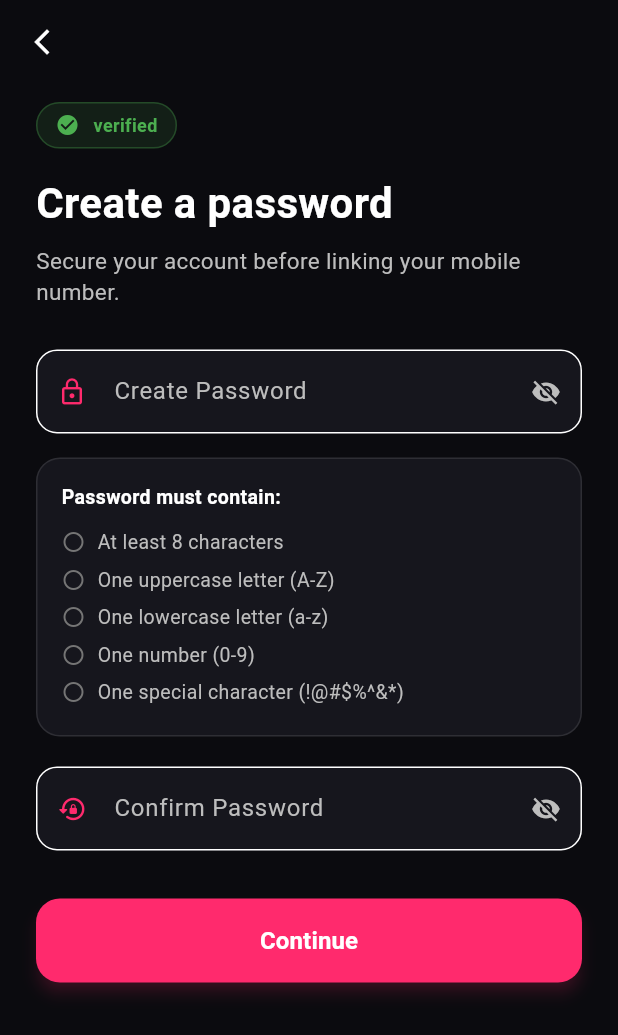
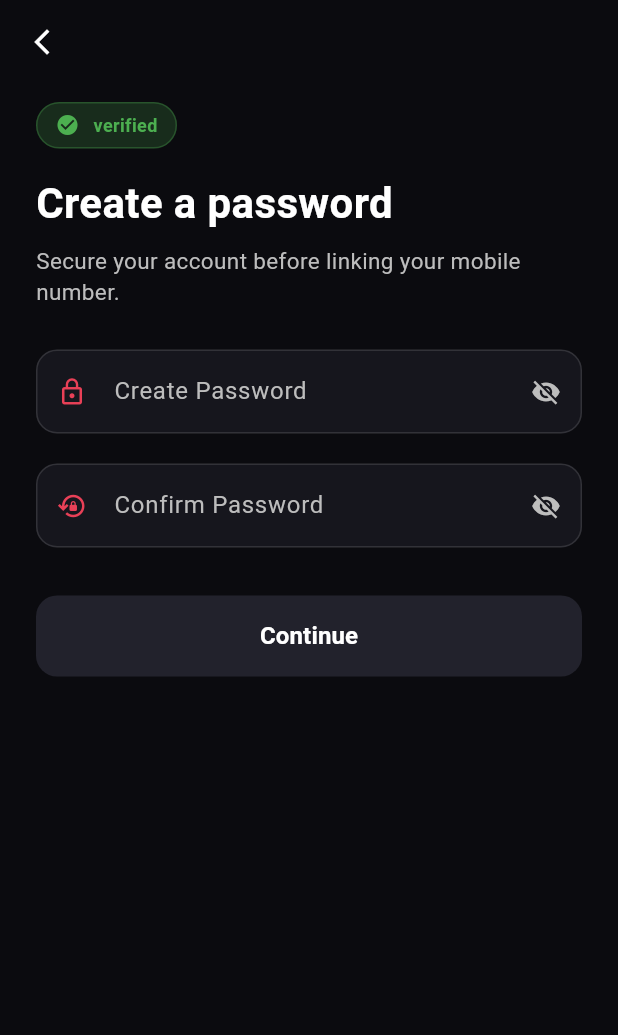
Before and after one commit to ManiOklut13/Dating_App, a Flutter app: the CreatePasswordScreen screen opened by its route, on a phone screen of 412 x 824 dp. Shown: the top 1035 px of the screen. Run offline on Flutter 3.47's test engine with Material 3 defaults, Android fonts, the phone set to English and light mode, and no system bars; our stand-ins replace camera, flutter_map, flutter_riverpod, image_picker, latlong2.

Commit message:
feat(auth): Add focus-aware animated rules checklist in CreatePasswordScreen

```diff
--- a/mobile-flutter/lib/screens/auth/create_password_screen.dart
+++ b/mobile-flutter/lib/screens/auth/create_password_screen.dart
@@ -1,9 +1,8 @@
 import 'package:flutter/material.dart';
-import '../../services/theme_service.dart';
 import 'phone_entry_page.dart';
 
 class CreatePasswordScreen extends StatefulWidget {
-  final String verifiedEmail; // Passed from the Email Verification screen
+  final String verifiedEmail;
 
   const CreatePasswordScreen({
     super.key,
@@ -17,12 +16,13 @@ class CreatePasswordScreen extends StatefulWidget {
 class _CreatePasswordScreenState extends State<CreatePasswordScreen> {
   final _formKey = GlobalKey<FormState>();
   final TextEditingController _passwordController = TextEditingController();
-  final TextEditingController _confirmPasswordController =
-      TextEditingController();
+  final TextEditingController _confirmPasswordController = TextEditingController();
+  final FocusNode _passwordFocusNode = FocusNode();
 
   bool _obscurePassword = true;
   bool _obscureConfirmPassword = true;
   bool _isLoading = false;
+  bool _isPasswordFocused = false;
 
   // Password rule states
   bool _hasMinLength = false;
@@ -35,6 +35,13 @@ class _CreatePasswordScreenState extends State<CreatePasswordScreen> {
   void initState() {
     super.initState();
     _passwordController.addListener(_validatePasswordRules);
+    _passwordFocusNode.addListener(_handleFocusChange);
+  }
+
+  void _handleFocusChange() {
+    setState(() {
+      _isPasswordFocused = _passwordFocusNode.hasFocus;
+    });
   }
 
   void _validatePasswordRules() {
@@ -44,10 +51,13 @@ class _CreatePasswordScreenState extends State<CreatePasswordScreen> {
       _hasUppercase = password.contains(RegExp(r'[A-Z]'));
       _hasLowercase = password.contains(RegExp(r'[a-z]'));
       _hasNumber = password.contains(RegExp(r'[0-9]'));
-      _hasSpecialChar =
-          password.contains(RegExp(r'[!@#\$%^&*(),.?":{}|<>_\-\\/\[\];~`+=]'));
+      _hasSpecialChar = password.contains(RegExp(r'[!@#\$%^&*(),.?":{}|<>_\-\\/\[\];~`+=]'));
     });
   }
+
+  // Visible ONLY when user taps into Create Password or has started typing
+  bool get _shouldShowRulesBox =>
+      _isPasswordFocused || _passwordController.text.isNotEmpty;
 
   bool get _isPasswordStrong =>
       _hasMinLength &&
@@ -60,8 +70,7 @@ class _CreatePasswordScreenState extends State<CreatePasswordScreen> {
     if (!_isPasswordStrong) {
       ScaffoldMessenger.of(context).showSnackBar(
         const SnackBar(
-          content:
-              Text('Please meet all password requirements before continuing.'),
+          content: Text('Please meet all password requirements before continuing.'),
           backgroundColor: Colors.redAccent,
         ),
       );
@@ -72,19 +81,14 @@ class _CreatePasswordScreenState extends State<CreatePasswordScreen> {
       setState(() => _isLoading = true);
 
       try {
-        // Simulated network delay or API call to set password
         await Future.delayed(const Duration(milliseconds: 800));
-
         if (!mounted) return;
 
-        // Navigate to Enter Mobile Number Screen
         if (Navigator.canPop(context)) {
           Navigator.pushNamed(
             context,
             '/enter-mobile-number',
-            arguments: {
-              'email': widget.verifiedEmail,
-            },
+            arguments: {'email': widget.verifiedEmail},
           );
         } else {
           Navigator.push(
@@ -98,7 +102,7 @@ class _CreatePasswordScreenState extends State<CreatePasswordScreen> {
       } catch (e) {
         if (!mounted) return;
         ScaffoldMessenger.of(context).showSnackBar(
-          SnackBar(content: Text('Failed to save password: $e')),
+          SnackBar(content: Text('Error: $e')),
         );
       } finally {
         if (mounted) setState(() => _isLoading = false);
@@ -109,48 +113,23 @@ class _CreatePasswordScreenState extends State<CreatePasswordScreen> {
   @override
   void dispose() {
     _passwordController.removeListener(_validatePasswordRules);
+    _passwordFocusNode.removeListener(_handleFocusChange);
+    _passwordFocusNode.dispose();
     _passwordController.dispose();
     _confirmPasswordController.dispose();
     super.dispose();
   }
 
-  Widget _buildRuleItem(String text, bool met, bool isDark) {
-    return Padding(
-      padding: const EdgeInsets.symmetric(vertical: 3.0),
-      child: Row(
-        children: [
-          Icon(
-            met
-                ? Icons.check_circle_rounded
-                : Icons.radio_button_unchecked_rounded,
-            color: met ? Colors.greenAccent : (isDark ? Colors.grey[600] : Colors.grey[400]),
-            size: 16,
-          ),
-          const SizedBox(width: 8),
-          Text(
-            text,
-            style: TextStyle(
-              color: met
-                  ? (isDark ? Colors.greenAccent : Colors.green[800])
-                  : (isDark ? Colors.grey[400] : Colors.grey[600]),
-              fontSize: 13,
-              fontWeight: met ? FontWeight.w600 : FontWeight.normal,
-            ),
-          ),
-        ],
-      ),
-    );
-  }
-
   @override
   Widget build(BuildContext context) {
     final isDark = Theme.of(context).brightness == Brightness.dark;
-    const Color primaryColor = AppColors.flamePink;
+    const Color primaryColor = Color(0xFFE94057);
 
     final bgColor = isDark ? const Color(0xFF0B0B0F) : Colors.white;
     final cardColor = isDark ? const Color(0xFF16161D) : Colors.grey.shade50;
     final textColor = isDark ? Colors.white : Colors.black87;
     final subTextColor = isDark ? Colors.grey[400] : Colors.grey.shade600;
+    final borderColor = isDark ? Colors.white12 : Colors.grey.shade200;
 
     return Scaffold(
       backgroundColor: bgColor,
@@ -158,8 +137,7 @@ class _CreatePasswordScreenState extends State<CreatePasswordScreen> {
         backgroundColor: bgColor,
         elevation: 0,
         leading: IconButton(
-          icon: Icon(Icons.arrow_back_ios_new,
-              color: textColor, size: 20),
+          icon: Icon(Icons.arrow_back_ios_new, color: textColor, size: 20),
           onPressed: () => Navigator.pop(context),
         ),
       ),
@@ -171,20 +149,18 @@ class _CreatePasswordScreenState extends State<CreatePasswordScreen> {
             child: Column(
               crossAxisAlignment: CrossAxisAlignment.start,
               children: [
-                // Verified badge pill
+                // Verified email badge
                 Container(
-                  padding:
-                      const EdgeInsets.symmetric(horizontal: 12, vertical: 6),
+                  padding: const EdgeInsets.symmetric(horizontal: 12, vertical: 6),
                   decoration: BoxDecoration(
-                    color: Colors.green.withOpacity(0.12),
+                    color: Colors.green.withOpacity(isDark ? 0.2 : 0.1),
                     borderRadius: BorderRadius.circular(20),
                     border: Border.all(color: Colors.green.withOpacity(0.3)),
                   ),
                   child: Row(
                     mainAxisSize: MainAxisSize.min,
                     children: [
-                      const Icon(Icons.check_circle,
-                          color: Colors.green, size: 16),
+                      const Icon(Icons.check_circle, color: Colors.green, size: 16),
                       const SizedBox(width: 6),
                       Flexible(
                         child: Text(
@@ -223,6 +199,7 @@ class _CreatePasswordScreenState extends State<CreatePasswordScreen> {
                 // Create Password Field
                 TextFormField(
                   controller: _passwordController,
+                  focusNode: _passwordFocusNode,
                   obscureText: _obscurePassword,
                   textInputAction: TextInputAction.next,
                   style: TextStyle(color: textColor, fontSize: 16),
@@ -233,52 +210,44 @@ class _CreatePasswordScreenState extends State<CreatePasswordScreen> {
                     hintStyle: TextStyle(color: subTextColor?.withOpacity(0.6)),
                     filled: true,
                     fillColor: cardColor,
-                    prefixIcon:
-                        Icon(Icons.lock_outline, color: primaryColor, size: 20),
+                    prefixIcon: const Icon(Icons.lock_outline, color: primaryColor, size: 20),
                     suffixIcon: IconButton(
                       icon: Icon(
-                        _obscurePassword
-                            ? Icons.visibility_off
-                            : Icons.visibility,
+                        _obscurePassword ? Icons.visibility_off : Icons.visibility,
                         color: subTextColor,
                         size: 20,
                       ),
-                      onPressed: () =>
-                          setState(() => _obscurePassword = !_obscurePassword),
+                      onPressed: () {
+                        setState(() => _obscurePassword = !_obscurePassword);
+                      },
                     ),
                     border: OutlineInputBorder(
                       borderRadius: BorderRadius.circular(14),
-                      borderSide: isDark
-                          ? const BorderSide(color: Colors.white12)
-                          : BorderSide(color: Colors.grey.shade300),
+                      borderSide: BorderSide(color: borderColor),
+                    ),
+                    enabledBorder: OutlineInputBorder(
+                      borderRadius: BorderRadius.circular(14),
+                      borderSide: BorderSide(color: borderColor),
                     ),
                     focusedBorder: OutlineInputBorder(
                       borderRadius: BorderRadius.circular(14),
-                      borderSide:
-                          const BorderSide(color: primaryColor, width: 1.5),
+                      borderSide: const BorderSide(color: primaryColor, width: 1.8),
                     ),
                   ),
-                  validator: (value) {
-                    if (value == null || value.isEmpty) {
-                      return 'Please enter a password';
-                    }
-                    if (!_isPasswordStrong) {
-                      return 'Password does not meet all requirements below';
-                    }
-                    return null;
-                  },
                 ),
-                const SizedBox(height: 16),
 
-                // Password Rules Checklist
-                Container(
-                  padding: const EdgeInsets.all(16),
+                // Password Rules Box — Hidden by default; reveals on tap/typing
+                AnimatedSize(
+                  duration: const Duration(milliseconds: 220),
+                  curve: Curves.easeInOut,
+                  child: _shouldShowRulesBox
+                      ? Container(
+                          margin: const EdgeInsets.only(top: 12),
+                          padding: const EdgeInsets.all(14),
                           decoration: BoxDecoration(
                             color: cardColor,
-                    borderRadius: BorderRadius.circular(16),
-                    border: Border.all(
-                      color: isDark ? Colors.white10 : Colors.grey.shade200,
-                    ),
+                            borderRadius: BorderRadius.circular(12),
+                            border: Border.all(color: borderColor),
                           ),
                           child: Column(
                             crossAxisAlignment: CrossAxisAlignment.start,
@@ -287,19 +256,42 @@ class _CreatePasswordScreenState extends State<CreatePasswordScreen> {
                                 'Password must contain:',
                                 style: TextStyle(
                                   fontSize: 13,
-                          fontWeight: FontWeight.bold,
+                                  fontWeight: FontWeight.w600,
                                   color: textColor,
                                 ),
                               ),
                               const SizedBox(height: 8),
-                      _buildRuleItem('At least 8 characters', _hasMinLength, isDark),
-                      _buildRuleItem('One uppercase letter (A-Z)', _hasUppercase, isDark),
-                      _buildRuleItem('One lowercase letter (a-z)', _hasLowercase, isDark),
-                      _buildRuleItem('One number (0-9)', _hasNumber, isDark),
-                      _buildRuleItem('One special character (!@#\$%^&*)', _hasSpecialChar, isDark),
+                              _RequirementRow(
+                                label: 'At least 8 characters',
+                                isMet: _hasMinLength,
+                                isDark: isDark,
+                              ),
+                              _RequirementRow(
+                                label: 'One uppercase letter (A-Z)',
+                                isMet: _hasUppercase,
+                                isDark: isDark,
+                              ),
+                              _RequirementRow(
+                                label: 'One lowercase letter (a-z)',
+                                isMet: _hasLowercase,
+                                isDark: isDark,
+                              ),
+                              _RequirementRow(
+                                label: 'One number (0-9)',
+                                isMet: _hasNumber,
+                                isDark: isDark,
+                              ),
+                              _RequirementRow(
+                                label: 'One special character (!@#\$%^&*)',
+                                isMet: _hasSpecialChar,
+                                isDark: isDark,
+                              ),
                             ],
                           ),
+                        )
+                      : const SizedBox.shrink(),
                 ),
+
                 const SizedBox(height: 20),
 
                 // Confirm Password Field
@@ -307,39 +299,8 @@ class _CreatePasswordScreenState extends State<CreatePasswordScreen> {
                   controller: _confirmPasswordController,
                   obscureText: _obscureConfirmPassword,
                   textInputAction: TextInputAction.done,
+                  onFieldSubmitted: (_) => _onContinue(),
                   style: TextStyle(color: textColor, fontSize: 16),
-                  decoration: InputDecoration(
-                    labelText: 'Confirm Password',
-                    labelStyle: TextStyle(color: subTextColor),
-                    hintText: 'Re-enter your password',
-                    hintStyle: TextStyle(color: subTextColor?.withOpacity(0.6)),
-                    filled: true,
-                    fillColor: cardColor,
-                    prefixIcon:
-                        Icon(Icons.lock_reset_rounded, color: primaryColor, size: 20),
-                    suffixIcon: IconButton(
-                      icon: Icon(
-                        _obscureConfirmPassword
-                            ? Icons.visibility_off
-                            : Icons.visibility,
-                        color: subTextColor,
-                        size: 20,
-                      ),
-                      onPressed: () => setState(() =>
-                          _obscureConfirmPassword = !_obscureConfirmPassword),
-                    ),
-                    border: OutlineInputBorder(
-                      borderRadius: BorderRadius.circular(14),
-                      borderSide: isDark
-                          ? const BorderSide(color: Colors.white12)
-                          : BorderSide(color: Colors.grey.shade300),
-                    ),
-                    focusedBorder: OutlineInputBorder(
-                      borderRadius: BorderRadius.circular(14),
-                      borderSide:
-                          const BorderSide(color: primaryColor, width: 1.5),
-                    ),
-                  ),
                   validator: (value) {
                     if (value == null || value.isEmpty) {
                       return 'Please confirm your password';
@@ -349,28 +310,60 @@ class _CreatePasswordScreenState extends State<CreatePasswordScreen> {
                     }
                     return null;
                   },
+                  decoration: InputDecoration(
+                    labelText: 'Confirm Password',
+                    labelStyle: TextStyle(color: subTextColor),
+                    hintText: 'Re-enter your password',
+                    hintStyle: TextStyle(color: subTextColor?.withOpacity(0.6)),
+                    filled: true,
+                    fillColor: cardColor,
+                    prefixIcon: const Icon(Icons.lock_reset_outlined, color: primaryColor, size: 20),
+                    suffixIcon: IconButton(
+                      icon: Icon(
+                        _obscureConfirmPassword
+                            ? Icons.visibility_off
+                            : Icons.visibility,
+                        color: subTextColor,
+                        size: 20,
+                      ),
+                      onPressed: () {
+                        setState(() => _obscureConfirmPassword = !_obscureConfirmPassword);
+                      },
+                    ),
+                    border: OutlineInputBorder(
+                      borderRadius: BorderRadius.circular(14),
+                      borderSide: BorderSide(color: borderColor),
+                    ),
+                    enabledBorder: OutlineInputBorder(
+                      borderRadius: BorderRadius.circular(14),
+                      borderSide: BorderSide(color: borderColor),
+                    ),
+                    focusedBorder: OutlineInputBorder(
+                      borderRadius: BorderRadius.circular(14),
+                      borderSide: const BorderSide(color: primaryColor, width: 1.8),
+                    ),
+                  ),
                 ),
                 const SizedBox(height: 32),
 
-                // Continue CTA Button
+                // Continue Button
                 SizedBox(
                   width: double.infinity,
-                  height: 56,
+                  height: 54,
                   child: ElevatedButton(
-                    onPressed: _isLoading ? null : _onContinue,
+                    onPressed: (_isPasswordStrong && !_isLoading) ? _onContinue : null,
                     style: ElevatedButton.styleFrom(
                       backgroundColor: primaryColor,
-                      foregroundColor: Colors.white,
-                      elevation: 4,
-                      shadowColor: primaryColor.withOpacity(0.4),
+                      disabledBackgroundColor: isDark ? const Color(0xFF22222C) : Colors.grey.shade300,
                       shape: RoundedRectangleBorder(
-                        borderRadius: BorderRadius.circular(16),
+                        borderRadius: BorderRadius.circular(14),
                       ),
+                      elevation: 0,
                     ),
                     child: _isLoading
                         ? const SizedBox(
+                            height: 22,
                             width: 22,
-                            height: 22,
                             child: CircularProgressIndicator(
                               color: Colors.white,
                               strokeWidth: 2.5,
@@ -381,6 +374,7 @@ class _CreatePasswordScreenState extends State<CreatePasswordScreen> {
                             style: TextStyle(
                               fontSize: 16,
                               fontWeight: FontWeight.bold,
+                              color: Colors.white,
                             ),
                           ),
                   ),
@@ -393,3 +387,42 @@ class _CreatePasswordScreenState extends State<CreatePasswordScreen> {
     );
   }
 }
+
+class _RequirementRow extends StatelessWidget {
+  final String label;
+  final bool isMet;
+  final bool isDark;
+
+  const _RequirementRow({
+    required this.label,
+    required this.isMet,
+    this.isDark = false,
+  });
+
+  @override
+  Widget build(BuildContext context) {
+    return Padding(
+      padding: const EdgeInsets.symmetric(vertical: 3.0),
+      child: Row(
+        children: [
+          Icon(
+            isMet ? Icons.check_circle_rounded : Icons.radio_button_unchecked,
+            size: 16,
+            color: isMet ? Colors.green : (isDark ? Colors.grey.shade600 : Colors.grey.shade400),
+          ),
+          const SizedBox(width: 8),
+          Text(
+            label,
+            style: TextStyle(
+              fontSize: 13,
+              color: isMet
+                  ? (isDark ? Colors.greenAccent : Colors.green.shade700)
+                  : (isDark ? Colors.grey.shade400 : Colors.grey.shade600),
+              fontWeight: isMet ? FontWeight.w500 : FontWeight.normal,
+            ),
+          ),
+        ],
+      ),
+    );
+  }
+}
```
Lines whose indentation alone changed are shown as unchanged.
